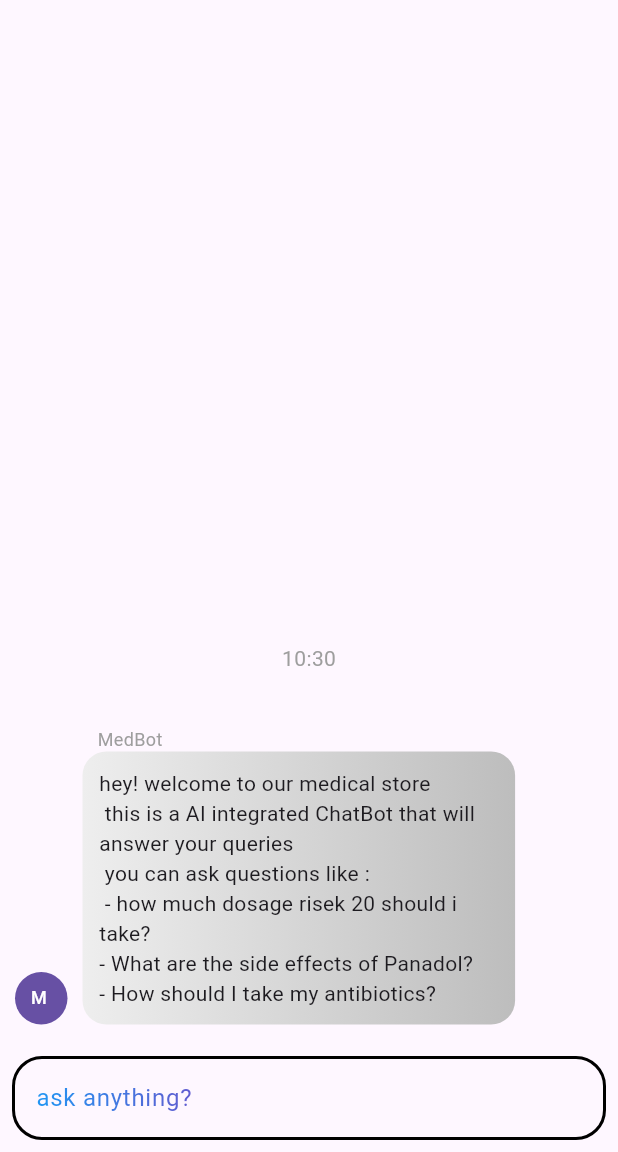
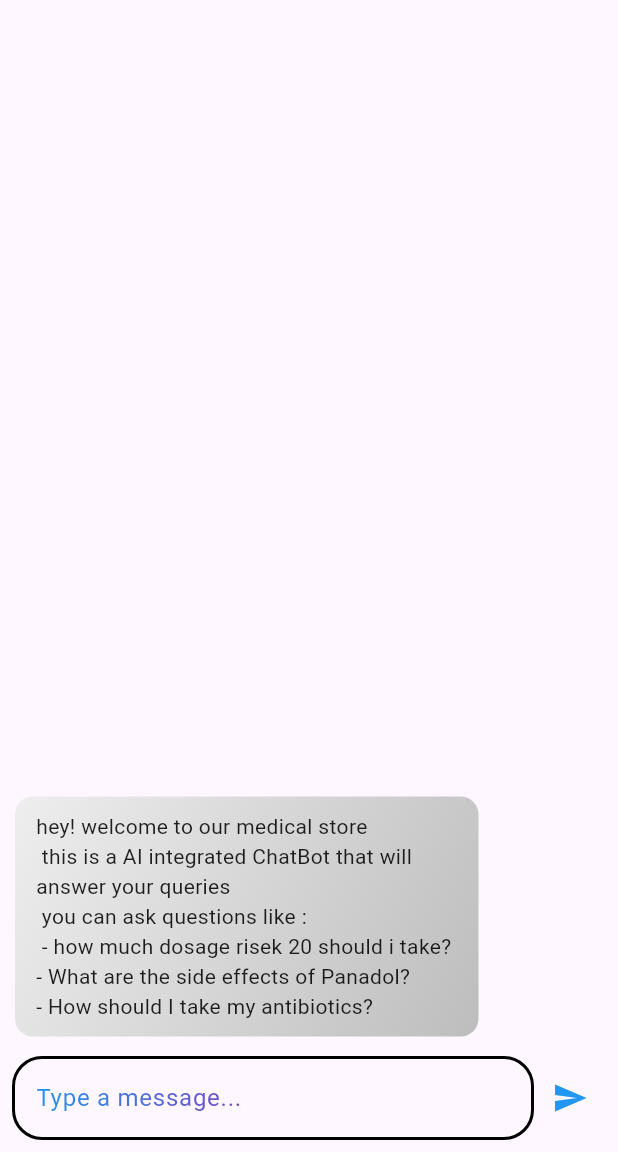
Before and after one commit to hassanshakil22/AI-Chatbot, a Flutter app: the screen it shows after launch, on a phone screen of 412 x 824 dp, the part 84-1236 px from its top. Run offline on Flutter 3.47's test engine with Material 3 defaults, Android fonts, the phone set to English and light mode, and no system bars; drawn by our look-alikes of dash_chat_2; our stand-ins replace typewritertext.

Commit message:
custom chat

```diff
--- a/lib/main.dart
+++ b/lib/main.dart
@@ -1,4 +1,5 @@
-import 'package:ai_chatbot/views/chat_screen.dart';
+import 'package:ai_chatbot/views/chat_UI.dart';
+
 import 'package:flutter/material.dart';
 
 void main() {
@@ -11,7 +12,6 @@ class MyApp extends StatelessWidget {
   // This widget is the root of your application.
   @override
   Widget build(BuildContext context) {
-    return const MaterialApp(
-      title: 'AI CHATBOT',
-      home: ChatScreen()
-    );}}
+    return const MaterialApp(title: 'AI CHATBOT', home: ChatUI());
+  }
+}
--- /dev/null
+++ b/lib/views/chat_UI.dart
@@ -0,0 +1,222 @@
+import 'dart:convert';
+import 'package:flutter/material.dart';
+import 'package:http/http.dart' as http;
+import 'package:typewritertext/typewritertext.dart';
+
+class ChatUI extends StatefulWidget {
+  const ChatUI({Key? key}) : super(key: key);
+
+  @override
+  State<ChatUI> createState() => _ChatUIState();
+}
+
+class _ChatUIState extends State<ChatUI> {
+  final TextEditingController _controller = TextEditingController();
+  final List<Map<String, String>> messages = [];
+
+  Future<void> sendMessage(String text) async {
+    if (text.isEmpty) return;
+    setState(() {
+      messages.insert(0, {'user': 'You', 'text': text});
+    });
+    _controller.clear();
+    await getBotResponse(text);
+  }
+
+  Future<void> getBotResponse(String userMessage) async {
+    setState(() {
+      messages.insert(0, {'user': 'Bot', 'text': 'Typing...'});
+    });
+
+    var apiKey = "AIzaSyAXaTSf0HDiVJlr3_HuRM_zo82PxJ5CJpo";
+    var body = {
+      "contents": [
+        {
+          "role": "user",
+          "parts": [
+            {
+              "text":
+                  '''the following question is asked by a user who is in my medicine app and you have to answer this question like a chatbot particlarly integrated for this app also keep track if the user is asking a question related to the previous one he asked the question is in the end first go through rules .. RULES YOU SHOULD FOLLOW IN ASWERING THE QUESTION --> NOTICE: the answer should be to the point and make sure you donot give reference of this prompt engineering . firstly make sure NOT to use "**" to show bold rather where bolding the text is necessary you just write that particular text in capital case  . Notice:"DONT WRITE YOU COMPLETE RESPONSE IN CAPITAL CASE ONLY BOLD WORDS". if user asks any question other than regarding "medicine" or "health" or "pharmacueticals" , just answer by saying "Sorry!. this bot is integrated to answer medicine & health related questions .... \n question is : $userMessage} " '''
+            }
+          ]
+        }
+      ]
+    };
+    var url = Uri.parse(
+        'https://generativelanguage.googleapis.com/v1/models/gemini-pro:generateContent?key=$apiKey');
+
+    try {
+      final response = await http.post(url,
+          headers: {'Content-Type': 'application/json'},
+          body: jsonEncode(body));
+
+      if (response.statusCode == 200) {
+        var result = jsonDecode(response.body);
+        setState(() {
+          messages.removeAt(0); // Remove "Typing..."
+          messages.insert(0, {
+            'user': 'Bot',
+            'text': result["candidates"][0]['content']["parts"][0]["text"]
+          });
+        });
+      } else {
+        throw Exception('Error: ${response.statusCode}');
+      }
+    } catch (e) {
+      setState(() {
+        messages.removeAt(0);
+        messages.insert(0, {'user': 'Bot', 'text': 'Error getting response.'});
+      });
+    }
+  }
+
+  Widget _buildMessage(String text, bool isUser) {
+    return Align(
+      alignment: isUser ? Alignment.centerRight : Alignment.centerLeft,
+      child: Container(
+        margin: const EdgeInsets.symmetric(vertical: 5.0, horizontal: 10.0),
+        padding: const EdgeInsets.symmetric(vertical: 10.0, horizontal: 14.0),
+        constraints:
+            BoxConstraints(maxWidth: MediaQuery.of(context).size.width * 0.75),
+        decoration: BoxDecoration(
+          gradient: isUser
+              ? LinearGradient(
+                  colors: [Colors.blue[100]!, Colors.purple[100]!],
+                  begin: Alignment.topLeft,
+                  end: Alignment.bottomRight,
+                )
+              : LinearGradient(
+                  colors: [
+                    Colors.grey[200]!,
+                    Colors.grey[400]!,
+                  ],
+                  begin: Alignment.topLeft,
+                  end: Alignment.bottomRight,
+                ),
+          borderRadius: BorderRadius.circular(12.0),
+        ),
+        child: Text(
+          text,
+          style: TextStyle(color: isUser ? Colors.black : Colors.black87),
+        ),
+      ),
+    );
+  }
+
+  @override
+  void initState() {
+    super.initState();
+    messages.add({
+      'user': 'Bot',
+      'text':
+          'hey! welcome to our medical store \n this is a AI integrated ChatBot that will answer your queries \n you can ask questions like : \n - how much dosage risek 20 should i take? \n- What are the side effects of Panadol? \n- How should I take my antibiotics?  '
+    });
+  }
+
+  @override
+  Widget build(BuildContext context) {
+    return Scaffold(
+      appBar: PreferredSize(
+        preferredSize: Size.fromHeight(56.0),
+        child: Container(
+          decoration: BoxDecoration(
+            gradient: LinearGradient(
+              colors: [
+                Colors.grey[200]!,
+                Colors.grey[400]!,
+              ],
+              begin: Alignment.topLeft,
+              end: Alignment.bottomRight,
+            ),
+          ),
+          child: AppBar(
+            backgroundColor: Colors.transparent, // Transparent to show gradient
+            title: Text(
+              'MedBot',
+              style: TextStyle(
+                foreground: Paint()
+                  ..shader = LinearGradient(
+                    colors: <Color>[
+                      Colors.blue,
+                      Colors.purple,
+                    ],
+                  ).createShader(Rect.fromLTWH(0.0, 0.0, 200.0, 70.0)),
+              ),
+            ),
+            centerTitle: true,
+          ),
+        ),
+      ),
+      body: Column(
+        children: [
+          Expanded(
+            child: ListView.builder(
+              reverse:
+                  true, // Reverse the list so new messages appear at the bottom
+              itemCount: messages.length,
+              itemBuilder: (context, index) {
+                bool isUser = messages[index]['user'] == 'You';
+                return _buildMessage(messages[index]['text']!, isUser);
+              },
+            ),
+          ),
+          Padding(
+            padding: const EdgeInsets.all(8.0),
+            child: Row(
+              children: [
+                Expanded(
+                  child: TextField(
+                    controller: _controller,
+                    decoration: InputDecoration(
+                      hintText: 'Type a message...',
+                      hintStyle: TextStyle(
+                        foreground: Paint()
+                          ..shader = const LinearGradient(
+                            colors: <Color>[
+                              Colors.blue,
+                              Colors.purple,
+                            ],
+                          ).createShader(Rect.fromLTWH(0.0, 0.0, 200.0, 70.0)),
+                      ),
+                      border: OutlineInputBorder(
+                        borderRadius: BorderRadius.circular(20.0),
+                        borderSide: const BorderSide(
+                          color: Colors
+                              .black, // Default border color (used as fallback)
+                          width: 2.0,
+                        ),
+                      ),
+                      enabledBorder: OutlineInputBorder(
+                        borderRadius: BorderRadius.circular(20.0),
+                        borderSide: const BorderSide(
+                          color: Colors.black, // Border color when not focused
+                          width: 2.0,
+                        ),
+                      ),
+                      focusedBorder: OutlineInputBorder(
+                        borderRadius: BorderRadius.circular(20.0),
+                        borderSide: const BorderSide(
+                          color: Colors.blue, // Border color when focused
+                          width: 2.0,
+                        ),
+                      ),
+                    ),
+                  ),
+                ),
+                IconButton(
+                  icon: const Icon(
+                    Icons.send,
+                    color: Colors.blue,
+                  ),
+                  onPressed: () {
+                    sendMessage(_controller.text);
+                  },
+                ),
+              ],
+            ),
+          ),
+        ],
+      ),
+    );
+  }
+}
--- a/lib/views/chat_screen.dart
+++ b/lib/views/chat_screen.dart
@@ -3,6 +3,7 @@ import 'dart:convert';
 import 'package:flutter/material.dart';
 import 'package:dash_chat_2/dash_chat_2.dart';
 import 'package:http/http.dart' as http;
+import 'package:typewritertext/typewritertext.dart';
 
 class ChatScreen extends StatefulWidget {
   const ChatScreen({super.key});
@@ -50,6 +51,7 @@ class _ChatScreenState extends State<ChatScreen> {
       ]
     };
     var result;
+
     var url = Uri.parse(
         'https://generativelanguage.googleapis.com/v1/models/gemini-pro:generateContent?key=$apiKey');
     await http
@@ -178,7 +180,8 @@ class _ChatScreenState extends State<ChatScreen> {
                         ).createShader(Rect.fromLTWH(0.0, 0.0, 200.0, 70.0)),
                     ),
                   )
-                : Text(message.text);
+                : TypeWriter.text(message.text,
+                    duration: Duration(milliseconds: 10));
           },
         ),
       ),
--- a/pubspec.yaml
+++ b/pubspec.yaml
@@ -37,6 +37,7 @@ dependencies:
   cupertino_icons: ^1.0.8
   dash_chat_2: ^0.0.21
   http: ^1.2.2
+  typewritertext: ^3.0.8
 
 dev_dependencies:
   flutter_test:
```
Also changed, not shown: lib/utils/custom_border.dart (deleted), pubspec.lock.
